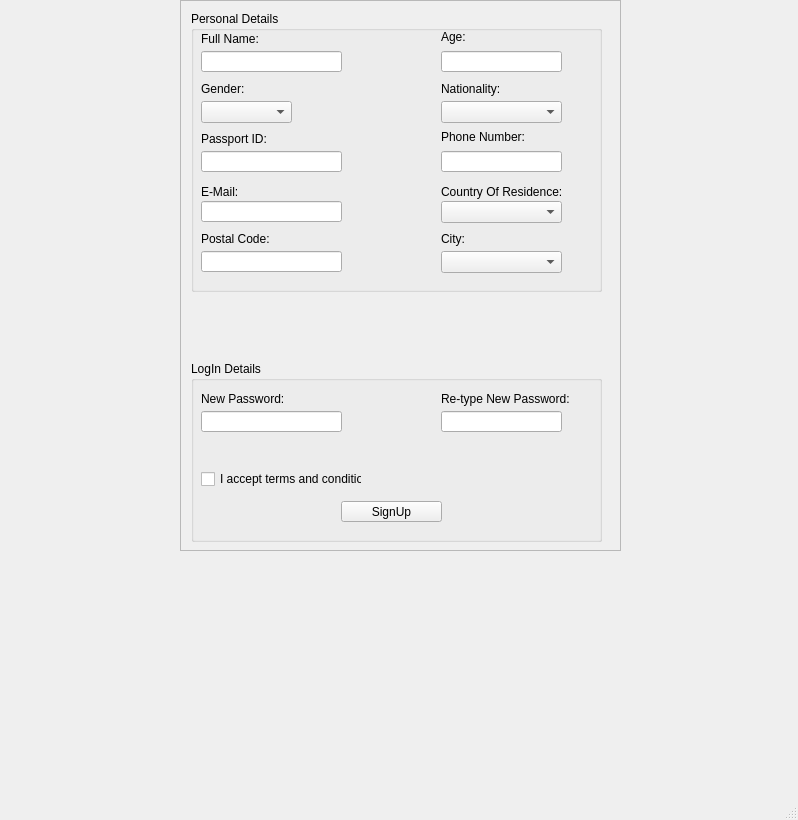
Above: SignUP_user.ui from sarahfsl/HamSafar-Airlines before the change. Below: the same form after it.
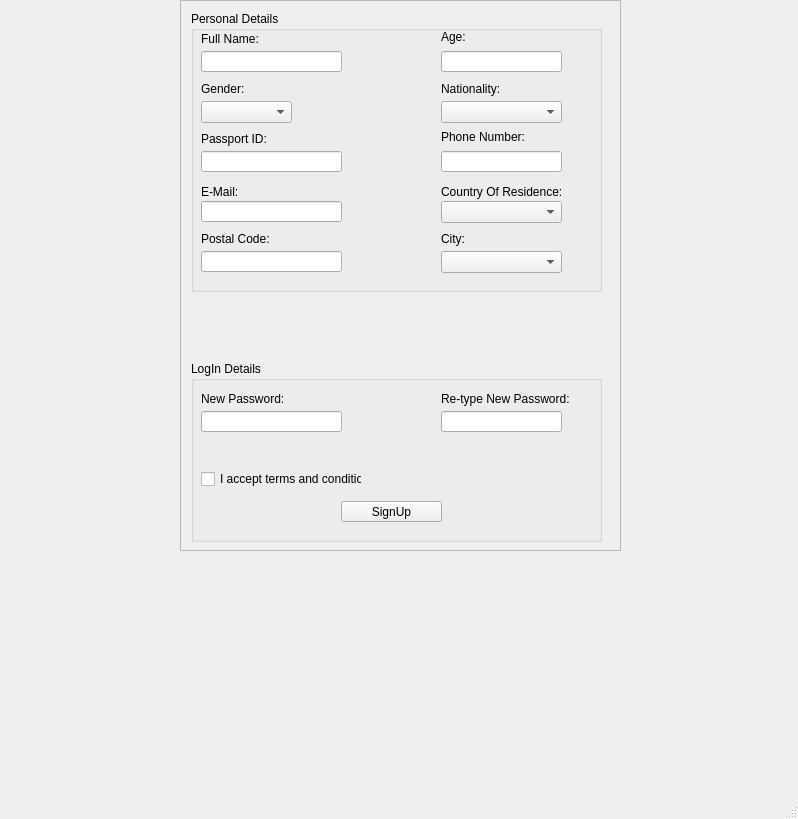
That is the form after the change.

```diff
--- a/SignUP_user.ui
+++ b/SignUP_user.ui
@@ -7,7 +7,7 @@
     <x>0</x>
     <y>0</y>
     <width>798</width>
-    <height>820</height>
+    <height>819</height>
    </rect>
   </property>
   <property name="windowTitle">
```
